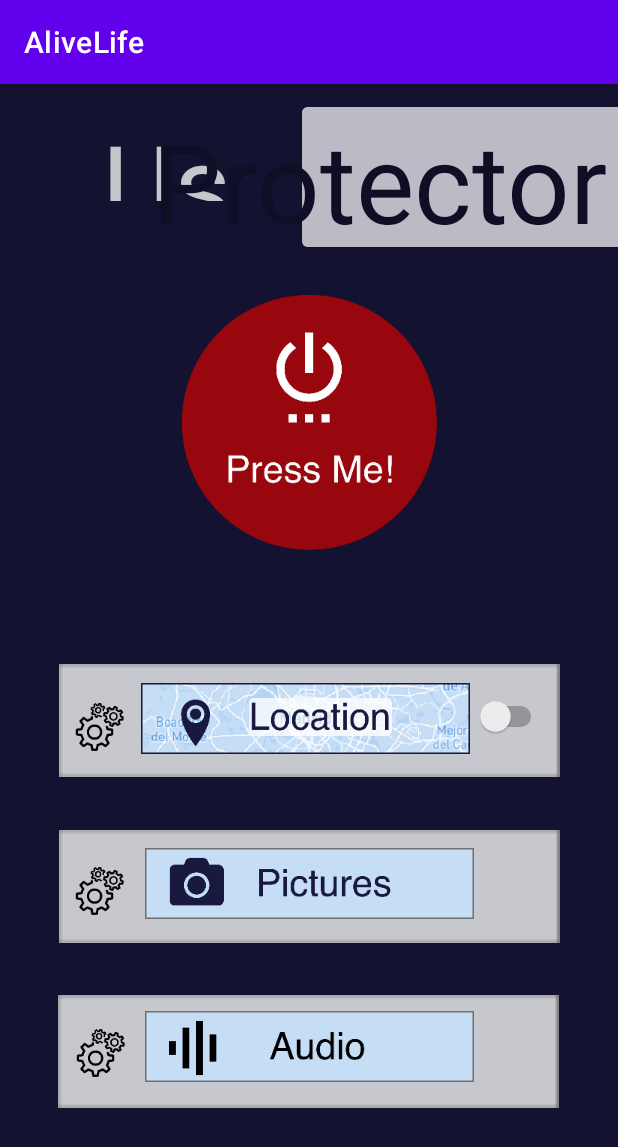
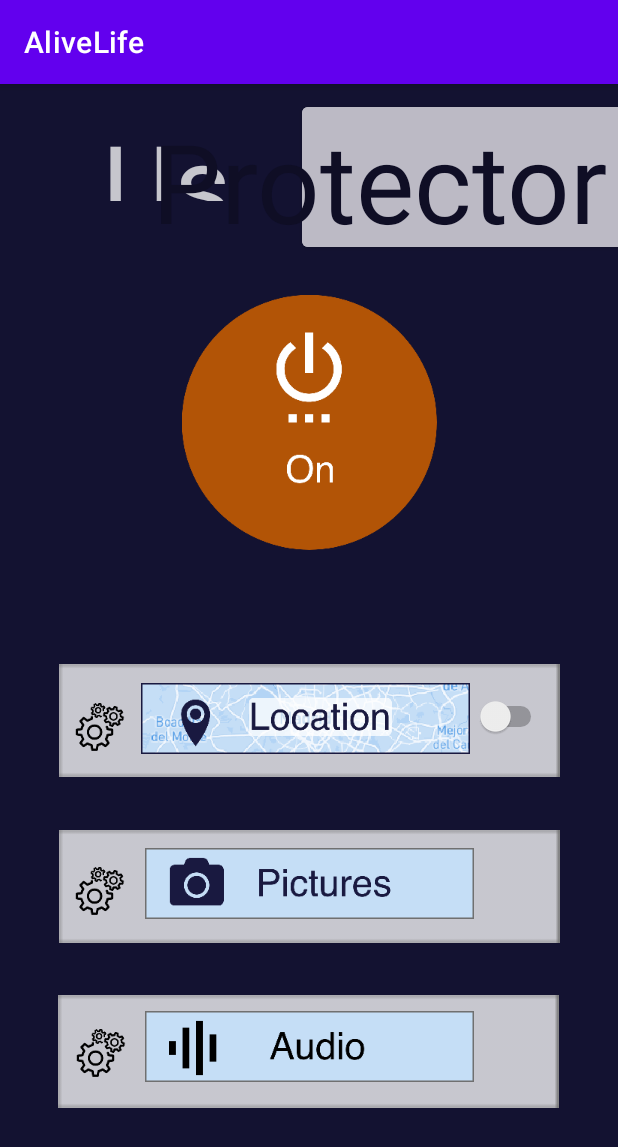
Before and after one commit to DrakeMistBorn/AndroidApps, an Android app: the UserView screen opened directly, with no data from a screen before it, on a phone screen of 412 x 824 dp. Shown: the top 1147 px of the screen. Run offline under Robolectric (Android 15) with nearby library versions, the phone set to English and light mode, and no system bars.

Commit message:
Red button chamge color is not working

```diff
--- a/AliveLife2/app/src/main/java/com/alivelife/UserView.java
+++ b/AliveLife2/app/src/main/java/com/alivelife/UserView.java
@@ -20,8 +20,8 @@ public class UserView extends AppCompatActivity {
         ImageButton redBttn = findViewById(R.id.redButton);
         redBttn.setOnClickListener(new View.OnClickListener() {
             public void onClick (View v) {
-                Intent i = new Intent(UserView.this, SignInActivity.class);
-                startActivity(i);
+                //Intent i = new Intent(UserView.this, SignInActivity.class);
+                //startActivity(i);
             }
         });
 
--- a/AliveLife2/app/src/main/res/drawable/red_button_states.xml
+++ b/AliveLife2/app/src/main/res/drawable/red_button_states.xml
@@ -1,4 +1,5 @@
 <?xml version="1.0" encoding="utf-8"?>
-<selector xmlns:android="http://schemas.android.com/apk/res/android">
-
+<selector xmlns:android="http://schemas.android.com/apk/res/android" xmlns:andrid="http://schemas.android.com/tools"> <!--xmlns:andrid="http://schemas.android.com/aapt"-->
+    <item andrid:state_pressed="true" android:drawable="@drawable/orange_button"/>
+    <item android:drawable="@drawable/red_button"/>
 </selector>
--- a/AliveLife2/app/src/main/res/layout/activity_user_view.xml
+++ b/AliveLife2/app/src/main/res/layout/activity_user_view.xml
@@ -29,7 +29,7 @@
         app:layout_constraintStart_toStartOf="parent"
         app:layout_constraintTop_toTopOf="parent"
         app:layout_constraintVertical_bias="0.217"
-        app:srcCompat="@drawable/red_button3"
+        app:srcCompat="@drawable/red_button_states"
         tools:ignore="MissingConstraints" />
 
     <ImageView
```
Also changed, not shown: AliveLife2/app/src/main/res/drawable-xxxhdpi/orange_button.png (added), AliveLife2/app/src/main/res/drawable-xxxhdpi/red_button.png (renamed from AliveLife2/app/src/main/res/drawable-xxxhdpi/red_button3.png).
